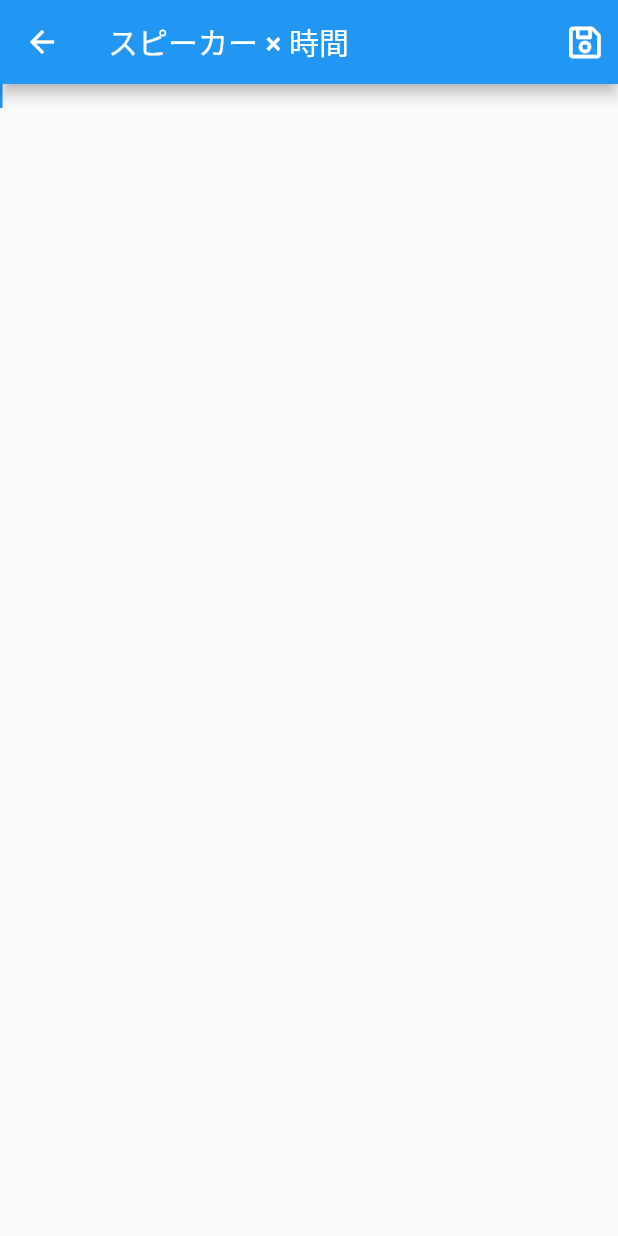
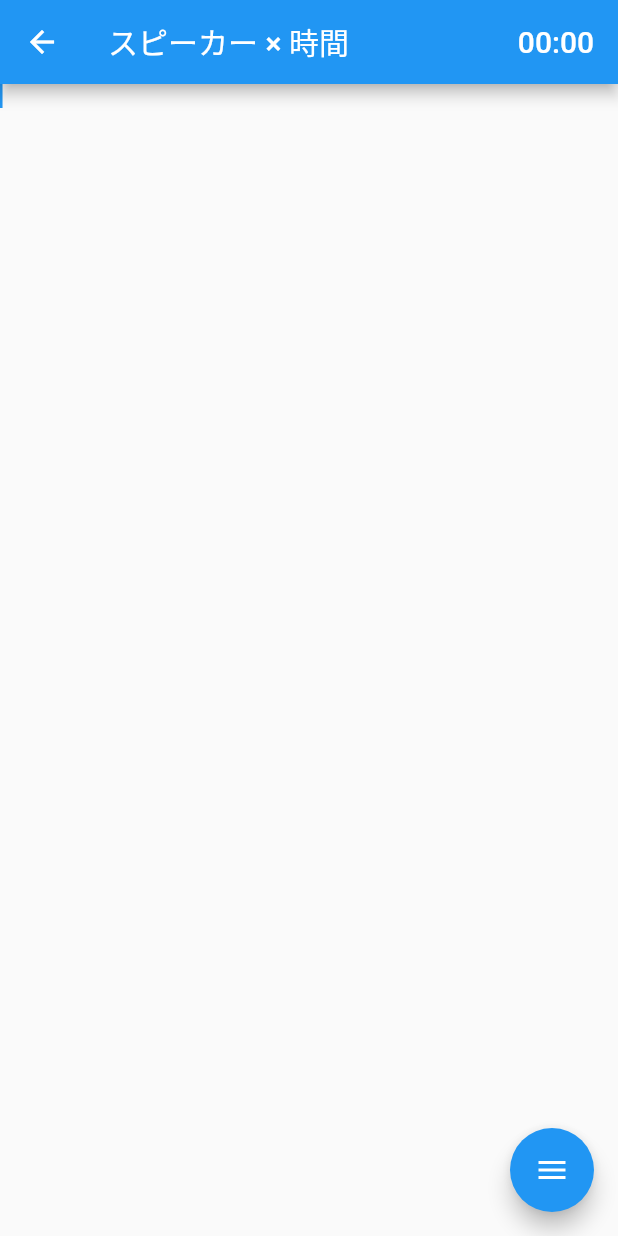
Before and after one commit to kitProject-dev/idea_note, a Flutter app: the screen it shows after launch, after a tap on an icon or button, on a phone screen of 412 x 824 dp. Run offline on Flutter 3.47's test engine with Material 2 defaults, Android fonts, the light colour scheme and no system bars; drawn by our look-alikes of flutter_speed_dial; our stand-ins replace font_awesome_flutter; missing offline and left inert: dart:html, flutter_sheet_localization; project files that could hold a hidden picture were left out.

Commit message:
Add time count

```diff
--- /dev/null
+++ b/lib/model/time_count_model.dart
@@ -0,0 +1,55 @@
+import 'dart:async';
+
+import 'package:flutter/foundation.dart';
+
+class TimeCountModel with ChangeNotifier {
+  factory TimeCountModel() {
+    return TimeCountModel._(Stopwatch());
+  }
+
+  TimeCountModel._(this._stopwatch);
+
+  final Stopwatch _stopwatch;
+  String _timeStr = '00:00';
+  bool _isRunning = false;
+  Timer _timer;
+
+  String get timeStr => _timeStr;
+
+  bool get isRunning => _isRunning;
+
+  void create() {
+    _timer = Timer.periodic(const Duration(seconds: 1), (timer) {
+      final milliseconds = _stopwatch.elapsedMilliseconds;
+      final hundreds = (milliseconds / 10).truncate();
+      final seconds = (hundreds / 100).truncate();
+      final minutes = (seconds / 60).truncate();
+      final minutesStr = (minutes % 60).toString().padLeft(2, '0');
+      final secondsStr = (seconds % 60).toString().padLeft(2, '0');
+      if (minutes > 99) {
+        stop();
+      } else {
+        _timeStr = '$minutesStr:$secondsStr';
+        notifyListeners();
+      }
+    });
+  }
+
+  void start() {
+    _stopwatch.start();
+    _isRunning = true;
+  }
+
+  void stop() {
+    _isRunning = false;
+    _stopwatch.stop();
+  }
+
+  @override
+  void dispose() {
+    super.dispose();
+    stop();
+    _stopwatch.reset();
+    _timer.cancel();
+  }
+}
--- a/lib/screens/note_edit_screen.dart
+++ b/lib/screens/note_edit_screen.dart
@@ -1,7 +1,10 @@
 import 'package:flutter/material.dart';
+import 'package:flutter_speed_dial/flutter_speed_dial.dart';
 import 'package:font_awesome_flutter/font_awesome_flutter.dart';
 import 'package:idea_note/entity/note.dart';
+import 'package:idea_note/localization.dart';
 import 'package:idea_note/model/note_model.dart';
+import 'package:idea_note/model/time_count_model.dart';
 import 'package:idea_note/repository/storage/storage.dart';
 import 'package:idea_note/widgets/note_edit_body.dart';
 import 'package:provider/provider.dart';
@@ -24,29 +27,34 @@ class NoteEditScreen extends StatelessWidget {
             ? Container()
             : MultiProvider(
                 providers: [
-                  Provider.value(
+                  Provider<Note>.value(
                     value: note,
                   ),
+                  ChangeNotifierProvider<TimeCountModel>(
+                    create: (_) => TimeCountModel()..create(),
+                  )
                 ],
                 child: Builder(
                   builder: (context) {
                     final note = Provider.of<Note>(context);
                     return Scaffold(
                       appBar: AppBar(
-                        title: SelectableText(note.title),
-                        actions: <Widget>[
-                          Padding(
-                            padding: const EdgeInsets.only(left: 10, right: 10),
-                            child: InkWell(
-                              onTap: () {
-                                Navigator.of(context).pop(note);
-                              },
-                              child: Icon(FontAwesomeIcons.save),
+                        title: Row(
+                          children: <Widget>[
+                            Expanded(
+                              child: SelectableText(note.title),
                             ),
-                          ),
-                        ],
+                            Selector<TimeCountModel, String>(
+                              selector: (context, model) => model.timeStr,
+                              builder: (context, count, child) => Text(
+                                count.toString(),
+                              ),
+                            ),
+                          ],
+                        ),
                       ),
                       body: const NoteEditBody(),
+                      floatingActionButton: _FloatingActionButton(),
                     );
                   },
                 ),
@@ -55,3 +63,37 @@ class NoteEditScreen extends StatelessWidget {
     );
   }
 }
+
+class _FloatingActionButton extends StatelessWidget {
+  @override
+  Widget build(BuildContext context) {
+    final note = Provider.of<Note>(context);
+    final timeCountModel = Provider.of<TimeCountModel>(context);
+    final appLocalizationsLabels = AppLocalizations.of(context);
+    return SpeedDial(
+      animatedIcon: AnimatedIcons.menu_close,
+      children: [
+        SpeedDialChild(
+          child: Icon(FontAwesomeIcons.save),
+          backgroundColor: Colors.red,
+          label: appLocalizationsLabels.save,
+          onTap: () => Navigator.of(context).pop(note),
+        ),
+        SpeedDialChild(
+          child: Icon(timeCountModel.isRunning
+              ? FontAwesomeIcons.stopCircle
+              : FontAwesomeIcons.playCircle),
+          backgroundColor: Colors.red,
+          label: timeCountModel.isRunning
+              ? appLocalizationsLabels.stopCount
+              : appLocalizationsLabels.playCount,
+          onTap: () {
+            timeCountModel.isRunning
+                ? timeCountModel.stop()
+                : timeCountModel.start();
+          },
+        ),
+      ],
+    );
+  }
+}
--- a/pubspec.yaml
+++ b/pubspec.yaml
@@ -18,6 +18,8 @@ dependencies:
   path_provider: ^1.5.1
   provider: ^4.0.2
 
+  flutter_speed_dial: ^1.2.5
+
 dev_dependencies:
   flutter_test:
     sdk: flutter
```
Also changed, not shown: lib/localization.g.dart, pubspec.lock.
